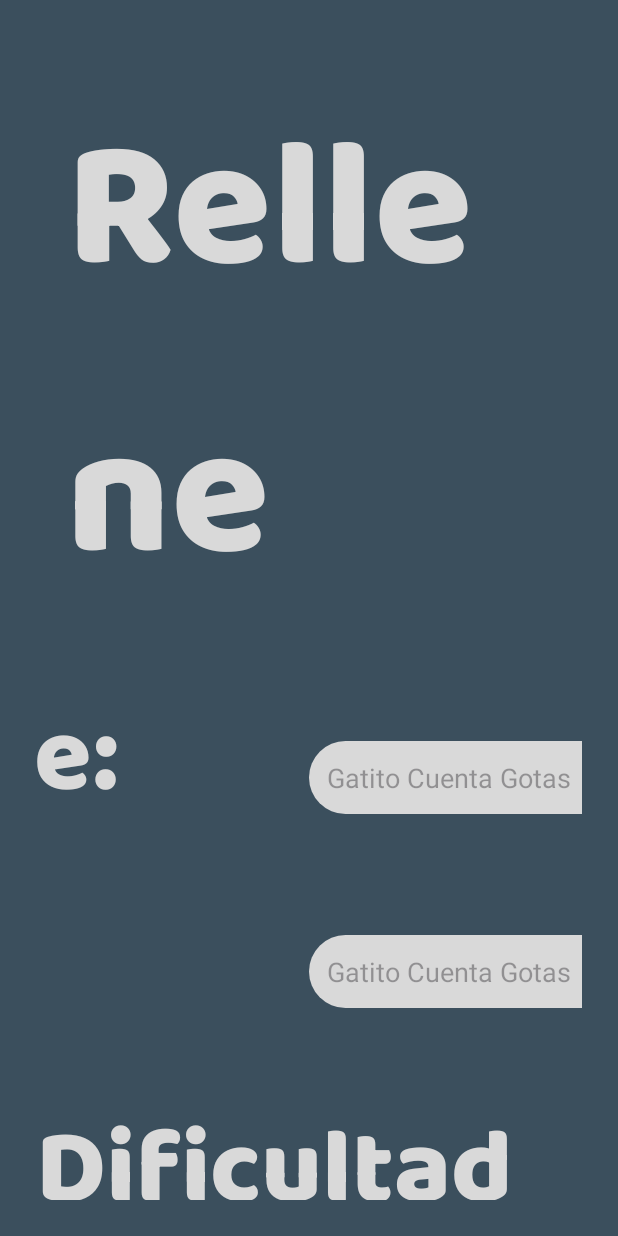
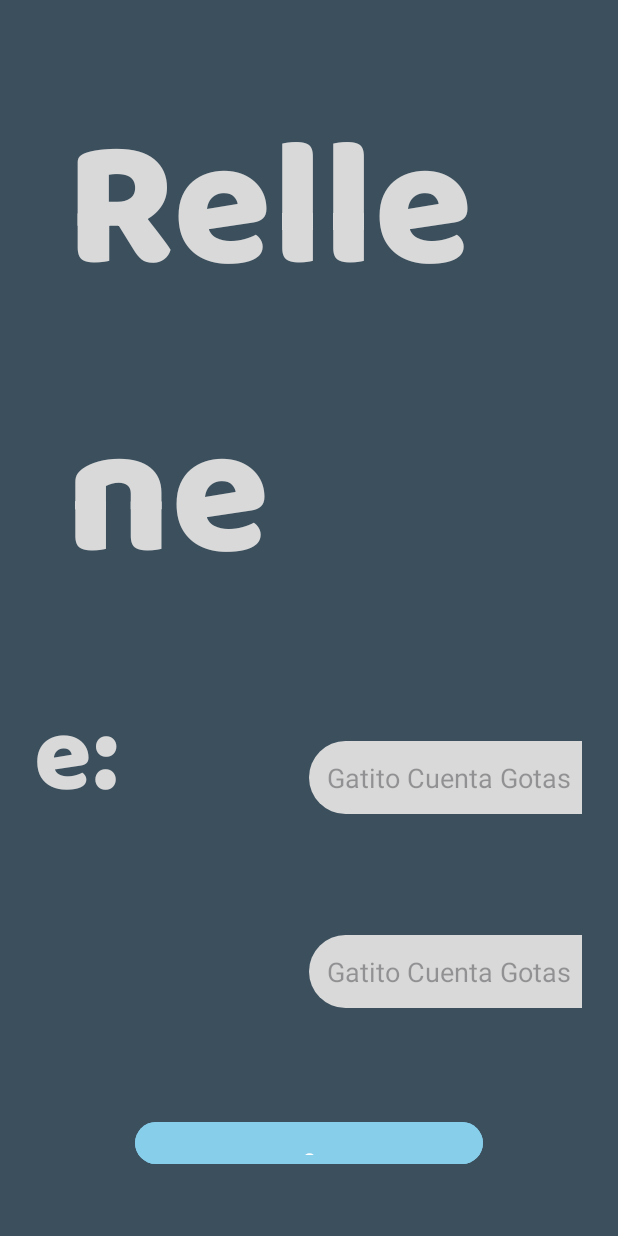
Before and after one commit to iDunklet/DAM2-Project-Integrated-1-Mobile-2, an Android app: the DataActivity screen opened directly, with no data from a screen before it, on a phone screen of 412 x 824 dp. Run offline under Robolectric (Android 15) with nearby library versions, the phone set to English and light mode, and no system bars; 1 statement that could not run was skipped.

Commit message:
nueva actividad para dificultad guardo en clases hecho data hecha cambios en las clases y mejoras generales

```diff
--- a/app/src/main/AndroidManifest.xml
+++ b/app/src/main/AndroidManifest.xml
@@ -11,6 +11,9 @@
         android:roundIcon="@mipmap/ic_launcher_round"
         android:supportsRtl="true"
         android:theme="@style/Theme.MyApplication">
+        <activity
+            android:name=".GameDificulty"
+            android:exported="false" />
         <activity
             android:name=".DataActivity"
             android:exported="true" />
--- a/app/src/main/java/com/example/myapplication/DataActivity.kt
+++ b/app/src/main/java/com/example/myapplication/DataActivity.kt
@@ -1,5 +1,6 @@
 package com.example.myapplication
 
+import android.content.Intent
 import android.graphics.Color
 import android.os.Bundle
 import android.widget.Button
@@ -8,41 +9,56 @@ import androidx.activity.enableEdgeToEdge
 import androidx.appcompat.app.AppCompatActivity
 import android.widget.RadioButton
 import android.widget.RadioGroup
+import kotlin.toString
 
 class DataActivity : AppCompatActivity() {
 
-    private lateinit var etNombre: EditText
-    private lateinit var etEdad: EditText
-    private lateinit var rgDificultad: RadioGroup
-    private lateinit var rbEasy: RadioButton
-    private lateinit var rbHard: RadioButton
+    private lateinit var etName: EditText
+    private lateinit var etAge: EditText
+
     private lateinit var bContinue: Button
+
+
 
     override fun onCreate(savedInstanceState: Bundle?) {
         super.onCreate(savedInstanceState)
         enableEdgeToEdge()
         setContentView(R.layout.activity_data)
-
         startViews()
         setupRadioButtonDificulty()
+
+
+
+
+        bContinue.setOnClickListener {
+            val userName = etName.text.toString().trim()
+            val userAge = etAge.text.toString().toIntOrNull() ?: 0
+
+            if (userName.isNotEmpty() && userAge != 0) {
+                val user = User(userName, userAge)
+
+                val intent = Intent(this, GameDificulty::class.java)
+                intent.putExtra("user_data", user)
+                startActivity(intent)
+
+            } else {
+                    showAlert("Error", "Debes completar nombre y edad.",this)
+            }
+        }
 
     }
 
 
 
     private fun startViews() {
-        etNombre = findViewById(R.id.etNombre)
-        etEdad = findViewById(R.id.etEdad)
-        rgDificultad = findViewById(R.id.rbEasyHard)
-        rbEasy = findViewById(R.id.rbEasy)
-        rbHard = findViewById(R.id.rbHard)
+        etName = findViewById(R.id.etNombre)
+        etAge = findViewById(R.id.etEdad)
         bContinue = findViewById(R.id.bContinue)
     }
 
     private fun setupRadioButtonDificulty() {
         val rg = findViewById<RadioGroup>(R.id.rbEasyHard)
         val reasy = findViewById<RadioButton>(R.id.rbEasy)
-
         val rHard = findViewById<RadioButton>(R.id.rbHard)
 
         rg.setOnCheckedChangeListener { group, checkedId ->
--- a/app/src/main/java/com/example/myapplication/GameWon.kt
+++ b/app/src/main/java/com/example/myapplication/GameWon.kt
@@ -19,8 +19,6 @@ class GameWon : AppCompatActivity() {
 
 
         val buttonExit = findViewById<ImageButton>(R.id.button_exit)
-        findViewById<ImageButton>(R.id.button_exit).setOnClickListener {
-            setupExitButton(this, buttonExit )
-        }
+
     }
 }
--- a/app/src/main/res/layout/activity_data.xml
+++ b/app/src/main/res/layout/activity_data.xml
@@ -78,57 +78,7 @@
     </LinearLayout>
 
     <!-- Dificultad - TextView fuera del RadioGroup -->
-    <LinearLayout
-        android:layout_width="wrap_content"
-        android:layout_height="wrap_content"
-        android:layout_gravity="center"
-        android:orientation="horizontal"
-        android:gravity="center_vertical">
 
-        <TextView
-            android:layout_width="wrap_content"
-            android:layout_height="wrap_content"
-            android:text="Dificultad:"
-            android:fontFamily="@font/baloo_bold"
-            android:textSize="70dp"
-            android:textColor="@color/clear_grey"
-            android:layout_marginEnd="40dp" />
-
-        <RadioGroup
-            android:id="@+id/rbEasyHard"
-            android:layout_width="wrap_content"
-            android:layout_height="wrap_content"
-            android:orientation="horizontal">
-
-            <RadioButton
-                android:id="@+id/rbEasy"
-                android:layout_width="wrap_content"
-                android:layout_height="120dp"
-                android:text="FÁCIL"
-                android:fontFamily="@font/baloo_bold"
-                android:textSize="70dp"
-                android:padding="10dp"
-                android:gravity="center"
-                android:layout_marginEnd="20dp"
-                android:button="@null"
-                android:textColor="@color/grey"
-                android:background="@drawable/radio_selector" />
-
-            <RadioButton
-                android:id="@+id/rbHard"
-                android:layout_width="wrap_content"
-                android:layout_height="120dp"
-                android:text="DIFÍCIL"
-                android:fontFamily="@font/baloo_bold"
-                android:textSize="70dp"
-                android:gravity="center"
-                android:padding="10dp"
-                android:button="@null"
-                android:textColor="@color/grey"
-                android:background="@drawable/radio_selector" />
-
-        </RadioGroup>
-    </LinearLayout>
 
     <Button
         android:id="@+id/bContinue"
```
Also changed, not shown: app/src/main/java/com/example/myapplication/GameDificulty.kt (added, +68 -0 lines), app/src/main/java/com/example/myapplication/User.kt (+3 -4 lines), app/src/main/java/com/example/myapplication/UserDataGame.kt (+9 -6 lines), app/src/main/java/com/example/myapplication/Utils.kt (+12 -24 lines), app/src/main/res/layout/activity_game_difculty.xml (added, +71 -0 lines).
